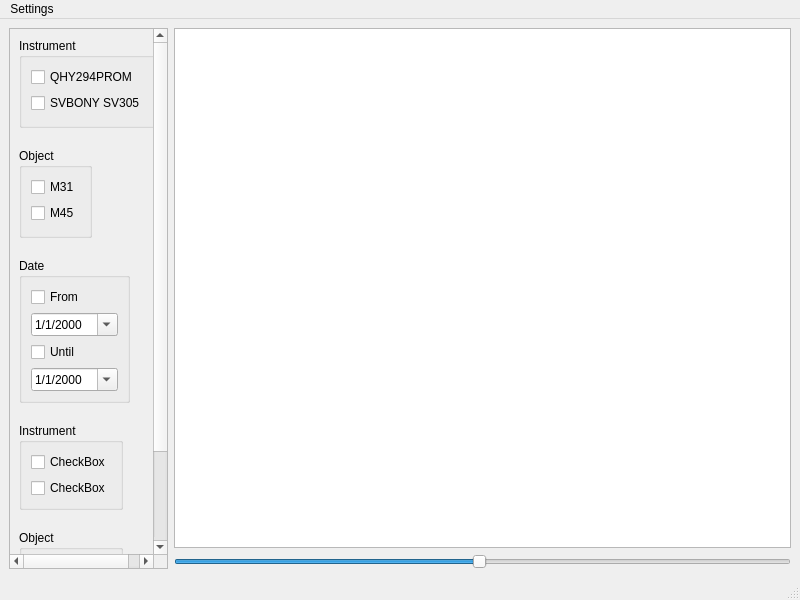
Above: mainwindow.ui from AstrocatApp/AstrocatApp before the change. Below: the same form after it.
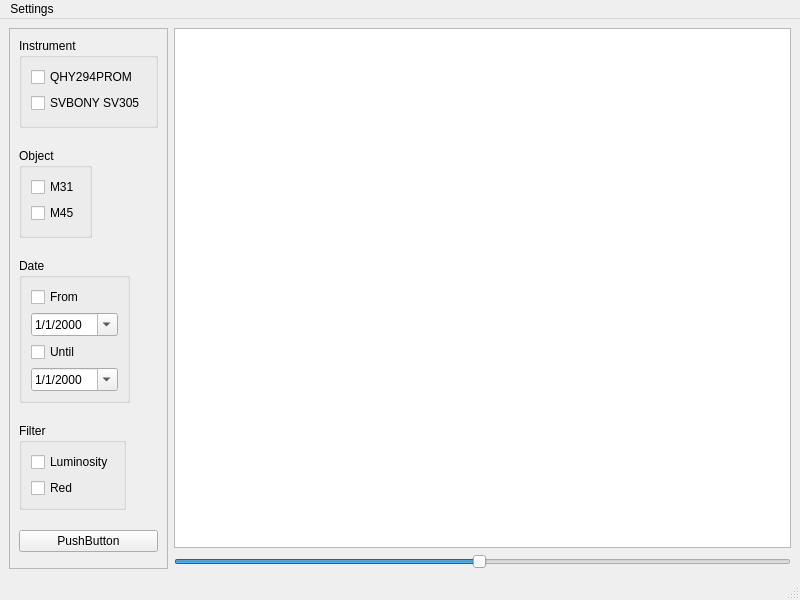
That is the form after the change.

Commit message: Added filter widget

Diff of the .ui file:
```diff
--- a/mainwindow.ui
+++ b/mainwindow.ui
@@ -164,49 +164,20 @@
            </sizepolicy>
           </property>
           <property name="title">
-           <string>Instrument</string>
+           <string>Filter</string>
           </property>
           <layout class="QVBoxLayout" name="verticalLayout_5">
            <item>
             <widget class="QCheckBox" name="checkBox25">
              <property name="text">
-              <string>CheckBox</string>
+              <string>Luminosity</string>
              </property>
             </widget>
            </item>
            <item>
             <widget class="QCheckBox" name="checkBox_26">
              <property name="text">
-              <string>CheckBox</string>
-             </property>
-            </widget>
-           </item>
-          </layout>
-         </widget>
-        </item>
-        <item>
-         <widget class="QGroupBox" name="groupBox_2">
-          <property name="sizePolicy">
-           <sizepolicy hsizetype="Fixed" vsizetype="Preferred">
-            <horstretch>0</horstretch>
-            <verstretch>0</verstretch>
-           </sizepolicy>
-          </property>
-          <property name="title">
-           <string>Object</string>
-          </property>
-          <layout class="QFormLayout" name="formLayout">
-           <item row="0" column="0">
-            <widget class="QCheckBox" name="checkBox_3">
-             <property name="text">
-              <string>CheckBox</string>
-             </property>
-            </widget>
-           </item>
-           <item row="1" column="0">
-            <widget class="QCheckBox" name="checkBox_4">
-             <property name="text">
-              <string>CheckBox</string>
+              <string>Red</string>
              </property>
             </widget>
            </item>
```
The commit also changes 7 other files.
